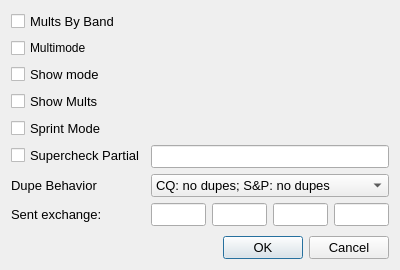
Qt form so2sdr/contestoptdialog.ui (n4ogw/so2sdr) before a commit.
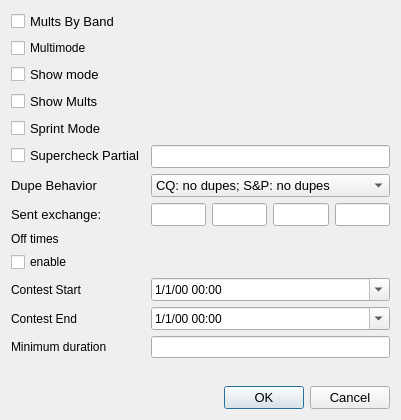
The same form after that commit.

Commit message: New feature added: off-time calculation. Controlled in Contest options dialog.

The edit to the form file:
```diff
--- a/so2sdr/contestoptdialog.ui
+++ b/so2sdr/contestoptdialog.ui
@@ -6,8 +6,8 @@
    <rect>
     <x>0</x>
     <y>0</y>
-    <width>400</width>
-    <height>270</height>
+    <width>401</width>
+    <height>420</height>
    </rect>
   </property>
   <property name="sizePolicy">
@@ -19,13 +19,13 @@
   <property name="minimumSize">
    <size>
     <width>400</width>
-    <height>270</height>
+    <height>420</height>
    </size>
   </property>
   <property name="maximumSize">
    <size>
     <width>401</width>
-    <height>270</height>
+    <height>420</height>
    </size>
   </property>
   <property name="windowTitle">
@@ -219,6 +219,80 @@
        </property>
       </widget>
      </item>
+     <item row="9" column="0">
+      <widget class="QLabel" name="label_3">
+       <property name="text">
+        <string>Off times</string>
+       </property>
+      </widget>
+     </item>
+     <item row="10" column="0">
+      <widget class="QCheckBox" name="OffTimeCheckBox">
+       <property name="text">
+        <string>enable</string>
+       </property>
+      </widget>
+     </item>
+     <item row="11" column="0">
+      <widget class="QLabel" name="label_4">
+       <property name="text">
+        <string>Contest Start</string>
+       </property>
+      </widget>
+     </item>
+     <item row="11" column="1">
+      <widget class="QDateTimeEdit" name="startDateTimeEdit">
+       <property name="toolTip">
+        <string>Start date/time of contest</string>
+       </property>
+       <property name="displayFormat">
+        <string>M/d/yy hh:mm </string>
+       </property>
+       <property name="calendarPopup">
+        <bool>true</bool>
+       </property>
+       <property name="timeSpec">
+        <enum>Qt::UTC</enum>
+       </property>
+      </widget>
+     </item>
+     <item row="12" column="0">
+      <widget class="QLabel" name="label_5">
+       <property name="text">
+        <string>Contest End</string>
+       </property>
+      </widget>
+     </item>
+     <item row="12" column="1">
+      <widget class="QDateTimeEdit" name="endDateTimeEdit">
+       <property name="toolTip">
+        <string>Last possible qso time.</string>
+       </property>
+       <property name="displayFormat">
+        <string>M/d/yy hh:mm</string>
+       </property>
+       <property name="calendarPopup">
+        <bool>true</bool>
+       </property>
+       <property name="timeSpec">
+        <enum>Qt::UTC</enum>
+       </property>
+      </widget>
+     </item>
+     <item row="13" column="1">
+      <widget class="QLineEdit" name="offMinimumLineEdit">
+       <property name="toolTip">
+        <string>Minimum length of off time in minutes</string>
+       </property>
+      </widget>
+     </item>
+     <item row="13" column="0">
+      <widget class="QLabel" name="label_6">
+       <property name="text">
+        <string>Minimum duration</string>
+       </property>
+      </widget>
+     </item>
     </layout>
    </item>
    <item>
```
The commit also changes 10 other files.
